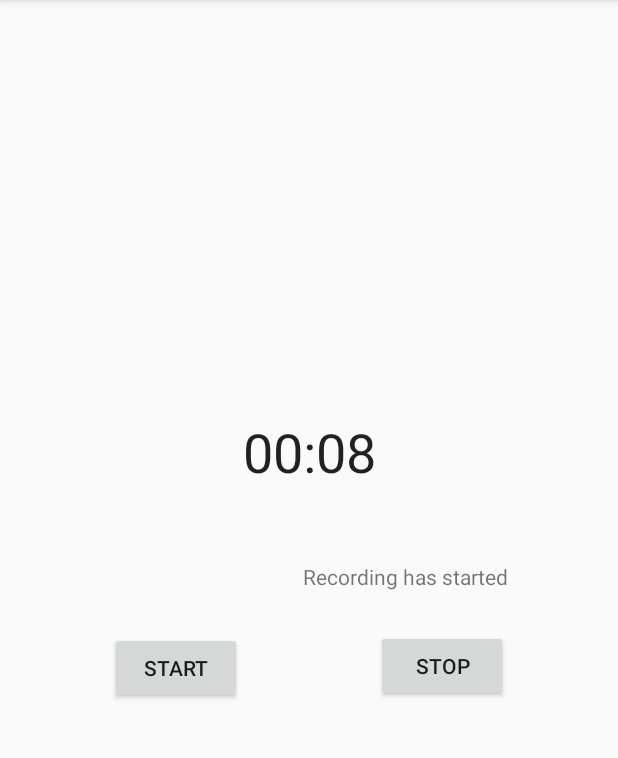
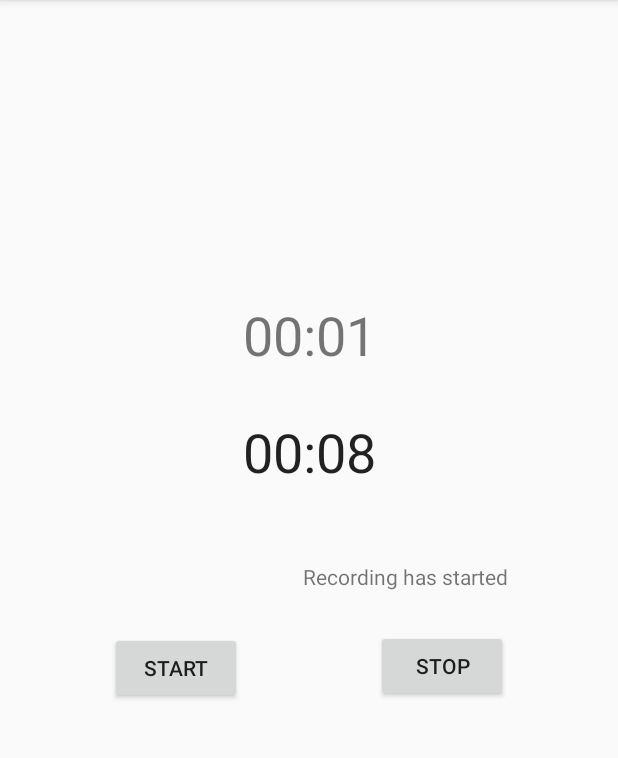
Before and after one commit to TimBent/ScriberRec, an Android app: the screen it shows after launch (MainActivity), after a tap on "START", on a phone screen of 412 x 824 dp, the part 84-842 px from its top. Run offline under Robolectric (Android 15) with nearby library versions, the light colour scheme and no system bars.

Commit message:
Addition of textview timer sb

```diff
--- a/app/src/main/java/com/example/jnrmint/scriberrec/MainActivity.java
+++ b/app/src/main/java/com/example/jnrmint/scriberrec/MainActivity.java
@@ -1,5 +1,7 @@
 package com.example.jnrmint.scriberrec;
 
+import android.os.Handler;
+import android.os.SystemClock;
 import android.support.v7.app.AppCompatActivity;
 import android.os.Bundle;
 import android.view.View;
@@ -8,12 +10,19 @@ import android.widget.Chronometer;
 import android.widget.TextView;
 
 
+
 public class MainActivity extends AppCompatActivity {
     private Button stopButton;
     private Button startButton;
     private Chronometer timer;
     private TextView text;
     private boolean mstarted = false;
+    public TextView timerTextView;
+    private long startHTime = 0L;
+    private Handler customHandler = new Handler();
+    long timeInMilliseconds = 0L;
+    long timeSwapBuff = 0L;
+    long updatedTime = 0L;
 
     @Override
     protected void onCreate(Bundle savedInstanceState) {
@@ -23,6 +32,7 @@ public class MainActivity extends AppCompatActivity {
         text = findViewById(R.id.recmsg);
         startButton = findViewById(R.id.btnStart);
         stopButton = findViewById(R.id.btnStop);
+        timerTextView = findViewById(R.id.rectimer);
 
         startButton.setOnClickListener(new View.OnClickListener() {
 
@@ -31,13 +41,13 @@ public class MainActivity extends AppCompatActivity {
                 if(!mstarted){
                     text.setText("Recording has started");
                     timer.start();
+                    startHTime = SystemClock.uptimeMillis();
+                    customHandler.postDelayed(updateTimerThread, 0);
                     mstarted = true;
                 } else {
                     text.setText("Recording has started already!");
                 }
-
             }
-
         });
 
         stopButton.setOnClickListener(new View.OnClickListener() {
@@ -46,6 +56,8 @@ public class MainActivity extends AppCompatActivity {
                 if(mstarted){
                     text.setText("Recording has ended");
                     timer.stop();
+                    timeSwapBuff += timeInMilliseconds;
+                    customHandler.removeCallbacks(updateTimerThread);
                     mstarted = false;
                 } else {
                     text.setText("Recording has stopped already!");
@@ -53,7 +65,29 @@ public class MainActivity extends AppCompatActivity {
 
             }
         });
+
+
     }
+
+    private Runnable updateTimerThread = new Runnable() {
+
+        public void run() {
+
+            timeInMilliseconds = SystemClock.uptimeMillis() - startHTime;
+
+            updatedTime = timeSwapBuff + timeInMilliseconds;
+
+            int secs = (int) (updatedTime / 1000);
+            int mins = secs / 60;
+            secs = secs % 60;
+            if (timerTextView != null)
+                timerTextView.setText("" + String.format("%02d", mins) + ":"
+                        + String.format("%02d", secs));
+            customHandler.postDelayed(this, 0);
+        }
+
+    };
+
 
 
 
--- a/app/src/main/res/layout/activity_main.xml
+++ b/app/src/main/res/layout/activity_main.xml
@@ -48,4 +48,15 @@
         app:layout_constraintEnd_toEndOf="parent"
         app:layout_constraintStart_toStartOf="parent" />
 
+    <TextView
+        android:id="@+id/rectimer"
+        android:layout_width="wrap_content"
+        android:layout_height="wrap_content"
+        android:layout_marginBottom="29dp"
+        android:text="00:00"
+        android:textSize="36sp"
+        app:layout_constraintBottom_toTopOf="@+id/timer"
+        app:layout_constraintEnd_toEndOf="parent"
+        app:layout_constraintStart_toStartOf="parent" />
+
 </android.support.constraint.ConstraintLayout>
```
